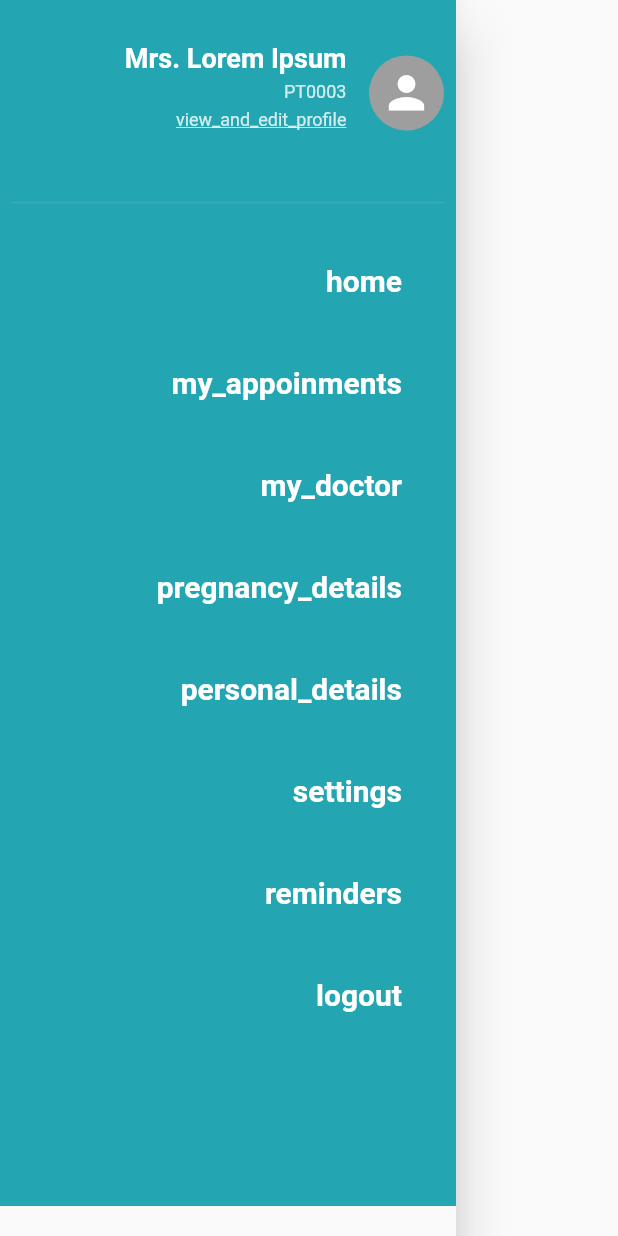
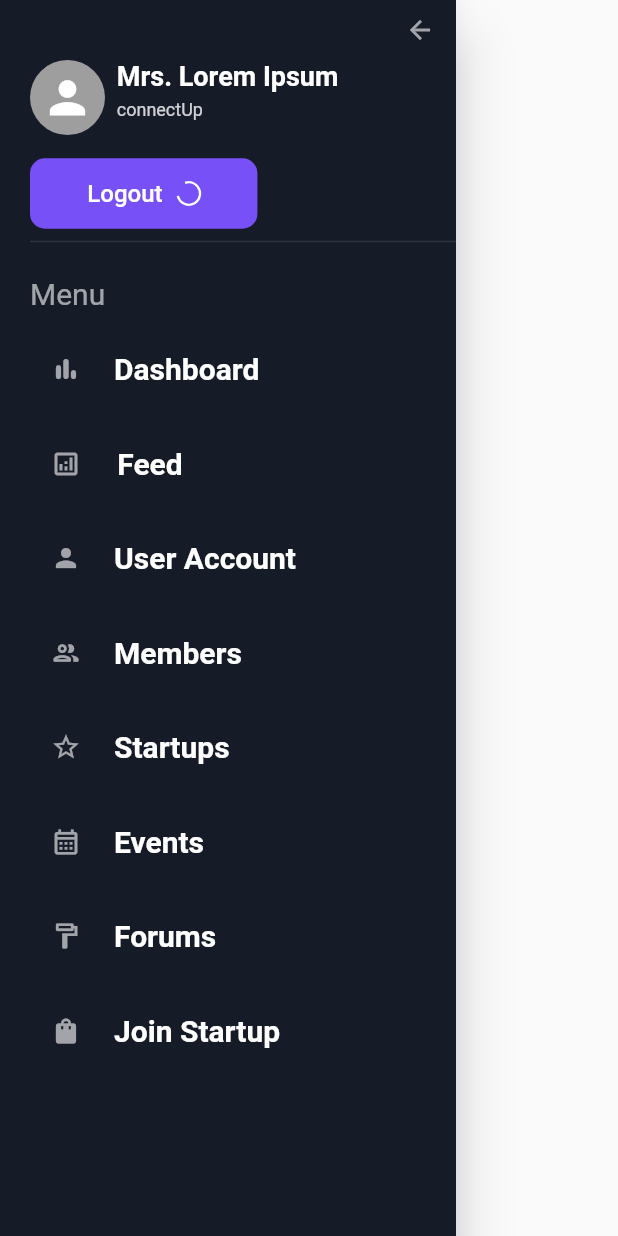
Before and after one commit to meinhoonharsh/connectup_appa, a Flutter app: the MyDrawer widget shown alone on an empty page, opened directly, on a phone screen of 412 x 824 dp. Run offline on Flutter 3.47's test engine with Material 2 defaults, Android fonts, the phone set to English and light mode, and no system bars; our stand-ins replace auto_route, connectivity_plus, dio, equatable, floating_bottom_navigation_bar, flutter_bloc and 6 more; accounts and stored records are empty.

Commit message:
scaffold done

```diff
--- a/lib/Presentation/Screens/Auth/sign_in.dart
+++ b/lib/Presentation/Screens/Auth/sign_in.dart
@@ -290,6 +290,7 @@
 // ignore_for_file: prefer_const_constructors, prefer_const_literals_to_create_immutables
 import 'package:connect_up/Constants/colors.dart';
 import 'package:connect_up/Constants/locations.dart';
+import 'package:connect_up/Presentation/Widgets/drawer.dart';
 import 'package:connect_up/Presentation/Widgets/primary_button.dart';
 import 'package:flutter/foundation.dart';
 import 'package:flutter/material.dart';
@@ -303,8 +304,11 @@ class LoginScreen extends StatefulWidget {
 
 class _LoginScreenState extends State<LoginScreen> {
   bool isLogin = true;
+  final _scaffoldKey = GlobalKey<ScaffoldState>();
+
   bool rememberMe = true;
   final _formKey = GlobalKey<FormState>();
+  TextEditingController confirmPasswordController = TextEditingController();
   TextEditingController passwordController = TextEditingController();
   TextEditingController emailController = TextEditingController();
 
@@ -325,8 +329,11 @@ class _LoginScreenState extends State<LoginScreen> {
     final mediaquery = MediaQuery.of(context).size;
     return SafeArea(
       child: Scaffold(
-        backgroundColor: Colors.blue,
+        backgroundColor: Colors.blue, key: _scaffoldKey,
+
         // appBar: AppBar(),
+        drawer: const MyDrawer(),
+
         body: SingleChildScrollView(
           child: GestureDetector(
             onTap: () {
@@ -529,10 +536,16 @@ class _LoginScreenState extends State<LoginScreen> {
                             style: TextStyle(
                               color: Colors.white,
                             ),
-                            controller: passwordController,
+                            controller: confirmPasswordController,
                             validator: (val) {
+                              if (isLogin) {
+                                return null;
+                              }
                               if (val!.isEmpty) {
                                 return 'Field can not be empty';
+                              }
+                              if (val.toString() != passwordController.text) {
+                                return 'Password should be same!';
                               }
                               // RegExp emailRegex = RegExp(
                               //     r"^[a-zA-Z0-9.a-zA-Z0-9.!#$%&'*+-/=?^_`{|}~]+@[a-zA-Z0-9]+\.[a-zA-Z]+");
@@ -576,7 +589,7 @@ class _LoginScreenState extends State<LoginScreen> {
                         //   ],
                         // ),
 
-                         const SizedBox(height: 40),
+                        const SizedBox(height: 40),
                         PrimaryButton(
                             onPressed: () {},
                             buttonText: isLogin ? "Login" : "Register"),
@@ -631,7 +644,9 @@ class _LoginScreenState extends State<LoginScreen> {
                               ),
                               child: Center(
                                 child: IconButton(
-                                    onPressed: () {},
+                                    onPressed: () {
+                                      _scaffoldKey.currentState!.openDrawer();
+                                    },
                                     icon: const Icon(
                                       Icons.g_mobiledata,
                                       color: Colors.white,
--- a/lib/Presentation/Widgets/drawer.dart
+++ b/lib/Presentation/Widgets/drawer.dart
@@ -1,6 +1,8 @@
 // ignore_for_file: prefer_const_constructors, prefer_const_literals_to_create_immutables, library_private_types_in_public_api
 
+import 'package:connect_up/Constants/colors.dart';
 import 'package:connect_up/Data/services/secure_storage.dart';
+import 'package:connect_up/Presentation/Widgets/primary_button.dart';
 import 'package:flutter/material.dart';
 // import 'package:nhsbpmonitor/constants/locations.dart';
 
@@ -14,33 +16,57 @@ class MyDrawer extends StatefulWidget {
 class _MyDrawer2State extends State<MyDrawer> {
   @override
   Widget build(BuildContext context) {
-    var mediaquery = MediaQuery.of(context).size;
+    final mediaquery = MediaQuery.of(context).size;
 
     return Drawer(
       child: SingleChildScrollView(
         child: Container(
-          height: mediaquery.height - 20,
+          height: mediaquery.height,
           decoration: BoxDecoration(
-            color: Color(0xff23A6B1),
+            color: AppColors.darkBlueColor,
           ),
           child: Padding(
-            padding: const EdgeInsets.all(8.0),
+            padding: const EdgeInsets.only(left: 20),
             child: Column(
-              crossAxisAlignment: CrossAxisAlignment.end,
+              crossAxisAlignment: CrossAxisAlignment.start,
+              mainAxisAlignment: MainAxisAlignment.start,
+              children: [
+                // cancelButton(context),
+                SizedBox(
+                  height: 40,
+                  child: Row(
                     mainAxisAlignment: MainAxisAlignment.end,
                     children: [
-                // cancelButton(context),
-                const SizedBox(height: 20),
+                      IconButton(
+                          onPressed: () {
+                            Navigator.pop(context);
+                          },
+                          icon: Icon(
+                            Icons.arrow_back_sharp,
+                            color: Colors.white.withOpacity(0.6),
+                            size: 20,
+                          )),
+                    ],
+                  ),
+                ),
                 Row(
-                  crossAxisAlignment: CrossAxisAlignment.end,
-                  mainAxisAlignment: MainAxisAlignment.center,
+                  crossAxisAlignment: CrossAxisAlignment.start,
+                  mainAxisAlignment: MainAxisAlignment.start,
                   children: [
-                    const Spacer(
-                      flex: 10,
+                    // const Spacer(flex: 1),
+                    CircleAvatar(
+                      backgroundColor: Colors.grey,
+                      minRadius: 25,
+                      child: const Icon(
+                        Icons.person,
+                        color: Colors.white,
+                        size: 35,
                       ),
+                    ),
+                    const Spacer(flex: 1),
                     Column(
-                      mainAxisAlignment: MainAxisAlignment.end,
-                      crossAxisAlignment: CrossAxisAlignment.end,
+                      mainAxisAlignment: MainAxisAlignment.start,
+                      crossAxisAlignment: CrossAxisAlignment.start,
                       children: [
                         Text(
                           'Mrs. Lorem Ipsum',
@@ -52,90 +78,113 @@ class _MyDrawer2State extends State<MyDrawer> {
                         ),
                         SizedBox(height: 5),
                         Text(
-                          'PT0003',
+                          'connectUp',
                           style: TextStyle(
                             color: Colors.white.withOpacity(0.8),
                             fontSize: 12,
                             // fontWeight: FontWeight.bold,
                           ),
                         ),
-                        SizedBox(height: 5),
-                        InkWell(
-                          onTap: () {},
-                          child: Text(
-                            'view_and_edit_profile',
-                            style: TextStyle(
-                                decoration: TextDecoration.underline,
-                                color: Colors.white.withOpacity(0.8),
-                                fontSize: 12),
+                        // const SizedBox(height: 5),
+                        // InkWell(
+                        //   onTap: () {},
+                        //   child: Text(
+                        //     'view_and_edit_profile',
+                        //     style: TextStyle(
+                        //         decoration: TextDecoration.underline,
+                        //         color: Colors.white.withOpacity(0.8),
+                        //         fontSize: 12),
+                        //   ),
+                        // ),
+                      ],
                     ),
+                    const Spacer(
+                      flex: 10,
                     ),
                   ],
                 ),
-                    const Spacer(
-                      flex: 2,
-                    ),
-                    CircleAvatar(
-                      backgroundColor: Colors.grey,
-                      minRadius: 25,
-                      child: const Icon(
-                        Icons.person,
-                        color: Colors.white,
-                        size: 35,
-                      ),
-                    ),
-                  ],
-                ),
-                const SizedBox(
-                  height: 40,
+                sizedBoxSpacer(),
+                PrimaryButton(
+                  onPressed: () {
+                    final storage = SecureStorage();
+                    storage.deleteAll();
+                  },
+                  buttonText: 'Logout',
+                  isHalfSize: true,
+                  isLoading: true,
                 ),
                 Divider(
                   color: Colors.white.withOpacity(0.1),
                   thickness: 1,
                 ),
-                SizedBox(height: 20),
+                sizedBoxSpacer(),
+                Text(
+                  'Menu',
+                  style: TextStyle(
+                    fontSize: 20,
+                    color: Colors.white.withOpacity(0.6),
+                  ),
+                ),
+                sizedBoxSpacer(),
                 DrawerButton(
                     ontap: () {
                       // context.replaceRoute(HomeScreen());
                     },
-                    title: "home"),
-                SizedBox(height: 20),
-                DrawerButton(ontap: () {}, title: "my_appoinments"),
-                SizedBox(height: 20),
-                DrawerButton(ontap: () {}, title: "my_doctor"),
-                SizedBox(height: 20),
+                    title: "Dashboard",
+                    leadIcon: Icons.bar_chart_rounded),
+                sizedBoxSpacer(),
                 DrawerButton(
-                    ontap: () {
-                      // context.pushRoute(PregnancyDetails());
-                    },
-                    title: "pregnancy_details"),
-                SizedBox(height: 20),
+                  ontap: () {},
+                  title: "Feed",
+                  leadIcon: Icons.analytics_outlined,
+                ),
+                sizedBoxSpacer(),
+                DrawerButton(
+                  ontap: () {},
+                  title: "User Account",
+                  leadIcon: Icons.person,
+                ),
+                sizedBoxSpacer(),
+                DrawerButton(
+                    ontap: () {},
+                    title: "Members",
+                    leadIcon: Icons.people_outline_rounded),
+                sizedBoxSpacer(),
+                DrawerButton(
+                    ontap: () {},
+                    title: "Startups",
+                    leadIcon: Icons.star_outline_outlined),
+                sizedBoxSpacer(),
                 DrawerButton(
                   ontap: () {
                     // context.pushRoute(PersonalDetailsScreen());
                   },
-                    title: "personal_details"),
-                SizedBox(height: 20),
+                  title: "Events",
+                  leadIcon: Icons.calendar_month_outlined,
+                ),
+                sizedBoxSpacer(),
                 DrawerButton(
                     ontap: () {
                       // context.pushRoute(BasicInfo());
                     },
-                    title: "settings"),
-                SizedBox(height: 20),
+                    title: "Forums",
+                    leadIcon: Icons.format_paint_outlined),
+                sizedBoxSpacer(),
                 DrawerButton(
                     ontap: () {
                       // context.pushRoute(RemindersScreen());
                     },
-                    title: "reminders"),
-                SizedBox(height: 20),
-                DrawerButton(
-                    ontap: () {
-                      final storage = SecureStorage();
-                      storage.deleteAll();
-                      // context.replaceRoute(const OnBoardingScreen());
-                      // context.replaceRouteonst OnBoardingScreen());
-                    },
-                    title: "logout"),
+                    title: "Join Startup",
+                    leadIcon: Icons.shopping_bag_rounded),
+                sizedBoxSpacer(),
+                // DrawerButton(
+                //     ontap: () {
+                //       final storage = SecureStorage();
+                //       storage.deleteAll();
+                //       // context.replaceRoute(const OnBoardingScreen());
+                //       // context.replaceRouteonst OnBoardingScreen());
+                //     },
+                //     title: "logout"),
                 Expanded(child: SizedBox()),
               ],
             ),
@@ -144,6 +193,8 @@ class _MyDrawer2State extends State<MyDrawer> {
       ),
     );
   }
+
+  SizedBox sizedBoxSpacer() => const SizedBox(height: 15);
 }
 
 class DrawerButton extends StatelessWidget {
@@ -151,16 +202,26 @@ class DrawerButton extends StatelessWidget {
     Key? key,
     required this.ontap,
     required this.title,
+    required this.leadIcon,
   }) : super(key: key);
 
   final void Function()? ontap;
   final String title;
-
+  final IconData leadIcon;
   @override
   Widget build(BuildContext context) {
-    return Padding(
-      padding: const EdgeInsets.symmetric(horizontal: 20),
-      child: TextButton(
+    return Row(
+      mainAxisAlignment: MainAxisAlignment.start,
+      crossAxisAlignment: CrossAxisAlignment.start,
+      children: [
+        IconButton(
+            onPressed: ontap,
+            icon: Icon(
+              leadIcon,
+              size: 20,
+              color: Colors.white.withOpacity(0.6),
+            )),
+        TextButton(
           onPressed: ontap,
           child: Text(
             title,
@@ -171,6 +232,7 @@ class DrawerButton extends StatelessWidget {
             ),
           ),
         ),
+      ],
     );
   }
 }
--- a/lib/Presentation/Widgets/primary_button.dart
+++ b/lib/Presentation/Widgets/primary_button.dart
@@ -27,7 +27,7 @@ class PrimaryButton extends StatelessWidget {
     return ElevatedButton(
       onPressed: disabled == true || isLoading == true ? () {} : onPressed,
       child: SizedBox(
-        width: mediaquery.width * (isHalfSize != null ? 0.35 : 0.8),
+        width: mediaquery.width * (isHalfSize != null ? 0.3 : 0.8),
         child: FittedBox(
           fit: BoxFit.scaleDown,
           child: Column(
@@ -78,14 +78,15 @@ class PrimaryButton extends StatelessWidget {
           ? ElevatedButton.styleFrom(
               primary: const Color(0xff7750f8),
               shape: RoundedRectangleBorder(
-                  borderRadius: BorderRadius.circular(30)),
+                  borderRadius:
+                      BorderRadius.circular(isHalfSize != null ? 10 : 30)),
               padding: const EdgeInsets.all(14),
               elevation: 0,
             )
           : ElevatedButton.styleFrom(
               primary: const Color(0xff7750f8),
               shape: RoundedRectangleBorder(
-                  borderRadius: BorderRadius.circular(30)),
+                  borderRadius: BorderRadius.circular(isHalfSize != null ? 10 : 30)),
               padding: const EdgeInsets.all(14),
               elevation: 0,
               onSurface: Colors.grey,
```
Lines whose indentation alone changed are shown as unchanged.
